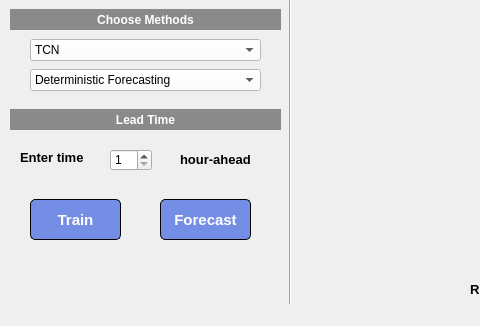
apie0419/prediction_app, file assets/main.ui: the form before one commit; both pictures show x 0 to 480 and y 330 to 656 of the 871 by 656 pixel window.
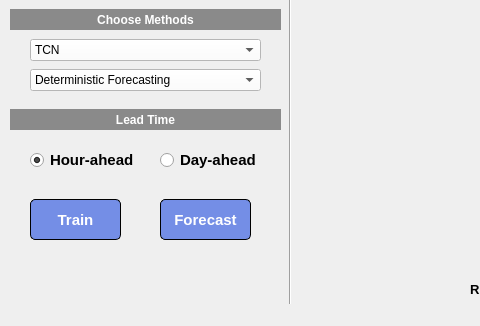
The form after the commit.

Patch:
```diff
--- a/assets/main.ui
+++ b/assets/main.ui
@@ -514,64 +514,6 @@
      <set>Qt::AlignCenter</set>
     </property>
    </widget>
-   <widget class="QLabel" name="label_11">
-    <property name="geometry">
-     <rect>
-      <x>20</x>
-      <y>460</y>
-      <width>71</width>
-      <height>16</height>
-     </rect>
-    </property>
-    <property name="font">
-     <font>
-      <family>Arial</family>
-      <pointsize>10</pointsize>
-      <weight>75</weight>
-      <bold>true</bold>
-     </font>
-    </property>
-    <property name="text">
-     <string>Enter time</string>
-    </property>
-   </widget>
-   <widget class="QSpinBox" name="spinBox">
-    <property name="geometry">
-     <rect>
-      <x>110</x>
-      <y>460</y>
-      <width>42</width>
-      <height>22</height>
-     </rect>
-    </property>
-    <property name="minimum">
-     <number>1</number>
-    </property>
-    <property name="maximum">
-     <number>24</number>
-    </property>
-   </widget>
-   <widget class="QLabel" name="label_12">
-    <property name="geometry">
-     <rect>
-      <x>180</x>
-      <y>460</y>
-      <width>91</width>
-      <height>20</height>
-     </rect>
-    </property>
-    <property name="font">
-     <font>
-      <family>Arial</family>
-      <pointsize>10</pointsize>
-      <weight>75</weight>
-      <bold>true</bold>
-     </font>
-    </property>
-    <property name="text">
-     <string>hour-ahead</string>
-    </property>
-   </widget>
    <widget class="QPushButton" name="train_btn">
     <property name="geometry">
      <rect>
@@ -815,6 +757,51 @@
     </property>
     <layout class="QHBoxLayout" name="progress_layout"/>
    </widget>
+   <widget class="QRadioButton" name="hourahead_btn">
+    <property name="geometry">
+     <rect>
+      <x>30</x>
+      <y>460</y>
+      <width>111</width>
+      <height>22</height>
+     </rect>
+    </property>
+    <property name="font">
+     <font>
+      <family>Arial</family>
+      <pointsize>11</pointsize>
+      <weight>75</weight>
+      <bold>true</bold>
+     </font>
+    </property>
+    <property name="text">
+     <string>Hour-ahead</string>
+    </property>
+    <property name="checked">
+     <bool>true</bool>
+    </property>
+   </widget>
+   <widget class="QRadioButton" name="dayahead_btn">
+    <property name="geometry">
+     <rect>
+      <x>160</x>
+      <y>460</y>
+      <width>111</width>
+      <height>22</height>
+     </rect>
+    </property>
+    <property name="font">
+     <font>
+      <family>Arial</family>
+      <pointsize>11</pointsize>
+      <weight>75</weight>
+      <bold>true</bold>
+     </font>
+    </property>
+    <property name="text">
+     <string>Day-ahead</string>
+    </property>
+   </widget>
   </widget>
   <widget class="QStatusBar" name="statusbar"/>
   <widget class="QMenuBar" name="menubar">
```
Left out of the diff: 2 changed lines with no effect on the pictures.
